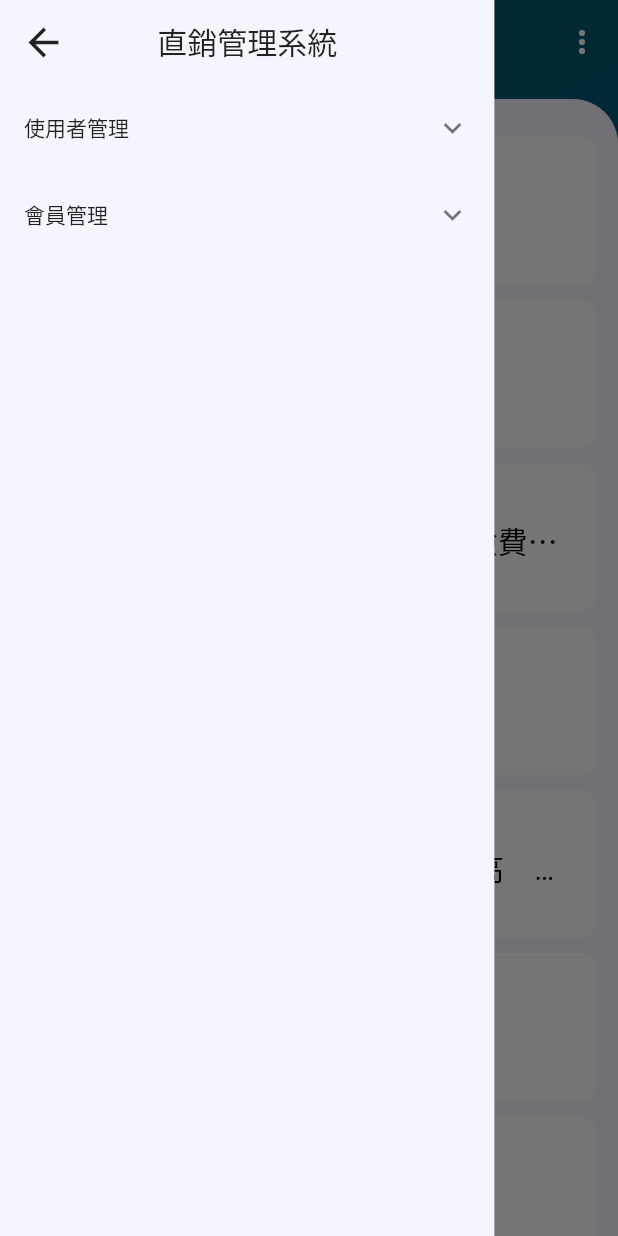
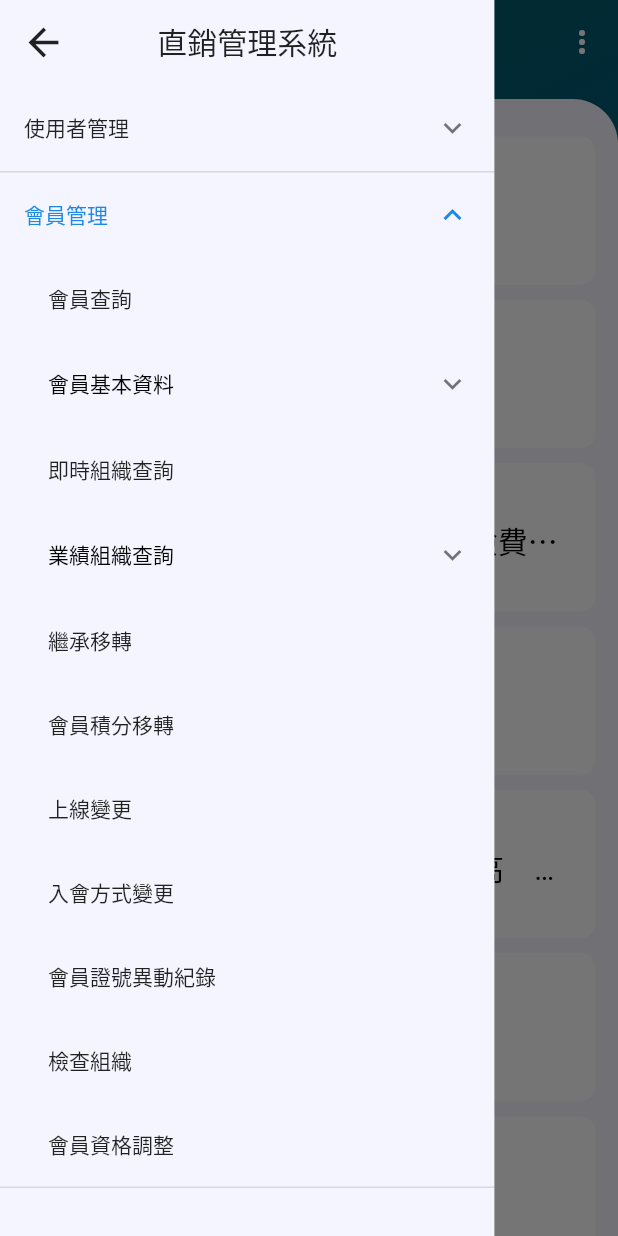
Before and after one commit to kristen00657008/dm00ss, a Flutter app: the DefaultPage screen opened by its route, with the side drawer open, on a phone screen of 412 x 824 dp. Run offline on Flutter 3.47's test engine with Material 2 defaults, Android fonts, the light colour scheme and no system bars; our stand-ins replace auto_size_text, dropdown_button2, equatable, flex_color_scheme, flutter_riverpod, go_router and 1 more; missing offline and left inert: auto_size_text_field; accounts and stored records are empty.

Commit message:
Theme 修改寫法

```diff
--- a/lib/extension/ref_extension.dart
+++ b/lib/extension/ref_extension.dart
@@ -1,5 +1,5 @@
+import 'package:dm00ss/providers/global_provider.dart';
 import 'package:dm00ss/route/router.dart';
-import 'package:dm00ss/ui/default_pages/default_page/default_page.dart';
 import 'package:flutter_riverpod/flutter_riverpod.dart';
 
 extension WidgetRefExtension on WidgetRef {
--- a/lib/ui/default_pages/default_page/default_page.dart
+++ b/lib/ui/default_pages/default_page/default_page.dart
@@ -1,7 +1,7 @@
 import 'package:dm00ss/extension/ref_extension.dart';
+import 'package:dm00ss/providers/global_provider.dart';
 import 'package:dm00ss/route/router.dart';
 import 'package:dm00ss/screen_size.dart';
-import 'package:dm00ss/style/theme_provider.dart';
 import 'package:dm00ss/style/theme_style.dart';
 import 'package:dm00ss/ui/fast_news/fast_news_page.dart';
 import 'package:dm00ss/ui/member/member_query_page/member_query_page.dart';
@@ -14,10 +14,6 @@ import 'package:provider/provider.dart' as pro;
 
 import 'drawer_view.dart';
 
-final pageProvider = StateProvider<PageName>((ref) => PageName.FastNewsPage);
-
-final pageHistoryProvider = StateProvider<List<PageName>>((ref) => [PageName.FastNewsPage]);
-
 class DefaultPage extends StatefulWidget {
   const DefaultPage({super.key});
 
@@ -28,21 +24,20 @@ class DefaultPage extends StatefulWidget {
 class _DefaultPageState extends State<DefaultPage> {
   @override
   Widget build(BuildContext context) {
-    return pro.Consumer<ThemeProvider>(
-        builder: (context, themeProvider, child) {
+    return Consumer(builder: (context, ref, _) {
+      var currentAppTheme = ref.watch(themeProvider);
       SystemChrome.setSystemUIOverlayStyle(SystemUiOverlayStyle(
-        systemNavigationBarColor:
-            context.read<ThemeProvider>().currentAppTheme.scaffoldColor2,
+        systemNavigationBarColor: currentAppTheme.scaffoldColor2,
       ));
       return Container(
         decoration: BoxDecoration(
-          color: themeProvider.currentAppTheme.scaffoldColor1,
+          color: currentAppTheme.scaffoldColor1,
           gradient: LinearGradient(
             begin: Alignment.topLeft,
             end: Alignment.bottomRight,
             colors: [
-              themeProvider.currentAppTheme.scaffoldColor1,
-              themeProvider.currentAppTheme.scaffoldColor2,
+              currentAppTheme.scaffoldColor1,
+              currentAppTheme.scaffoldColor2,
             ],
           ),
         ),
@@ -52,7 +47,7 @@ class _DefaultPageState extends State<DefaultPage> {
               alignment: Alignment.bottomCenter,
               child: Container(
                 height: context.read<ScreenSize>().screenHeight * 0.5,
-                color: themeProvider.currentAppTheme.backgroundColor,
+                color: currentAppTheme.backgroundColor,
               ),
             ),
             Consumer(builder: (context, ref, _) {
@@ -73,10 +68,7 @@ class _DefaultPageState extends State<DefaultPage> {
                     foregroundColor: Colors.white,
                     iconTheme: IconThemeData(color: Colors.white),
                     systemOverlayStyle: SystemUiOverlayStyle(
-                      systemNavigationBarColor: context
-                          .read<ThemeProvider>()
-                          .currentAppTheme
-                          .backgroundColor,
+                      systemNavigationBarColor: currentAppTheme.backgroundColor,
                     ),
                   ),
                   body: getPage(ref.watch(pageProvider)),
@@ -142,27 +134,25 @@ class _DefaultPageState extends State<DefaultPage> {
   }
 
   Widget buildColorGroup() {
-    final themeProvider =
-        pro.Provider.of<ThemeProvider>(context, listen: false);
+    return Consumer(builder: (context, ref, _) {
+      var currentAppTheme = ref.watch(themeProvider);
       return Row(
         mainAxisAlignment: MainAxisAlignment.center,
         children: [
-        pro.Consumer<ThemeProvider>(builder: (context, themeProvider, child) {
-          return Container(
+          Container(
             height: 50,
             width: context.read<ScreenSize>().screenWidth * 0.35,
             padding: const EdgeInsets.symmetric(vertical: 10, horizontal: 20),
-            color: themeProvider.currentAppTheme.secondary,
+            color: currentAppTheme.secondary,
             child: Center(child: Text("整體色系")),
-          );
-        }),
+          ),
           Container(
             height: 50,
             color: Theme.of(context).dividerColor,
             width: context.read<ScreenSize>().screenWidth * 0.35,
             child: DropdownButtonHideUnderline(
               child: DropdownButton2<ThemeStyle>(
-              value: themeProvider.currentAppTheme,
+                value: currentAppTheme,
                 items: themeData.map((ThemeStyle value) {
                   return DropdownMenuItem<ThemeStyle>(
                     value: value,
@@ -173,13 +163,14 @@ class _DefaultPageState extends State<DefaultPage> {
                   );
                 }).toList(),
                 onChanged: (ThemeStyle? value) {
-                themeProvider.setTheme(value ?? themeData.first);
+                  updateTheme(ref, value ?? themeData.first);
                 },
               ),
             ),
           )
         ],
       );
+    });
   }
 
   Widget getPage(PageName pageName) {
--- a/lib/ui/default_pages/default_page/drawer_view.dart
+++ b/lib/ui/default_pages/default_page/drawer_view.dart
@@ -1,8 +1,7 @@
 import 'package:dm00ss/extension/ref_extension.dart';
+import 'package:dm00ss/providers/global_provider.dart';
 import 'package:dm00ss/route/router.dart';
 import 'package:dm00ss/screen_size.dart';
-import 'package:dm00ss/style/theme_provider.dart';
-import 'package:dm00ss/ui/default_pages/default_page/default_page.dart';
 import 'package:flutter/material.dart';
 import 'package:flutter_riverpod/flutter_riverpod.dart';
 import 'package:go_router/go_router.dart';
@@ -22,11 +21,12 @@ class _DrawerViewState extends ConsumerState<DrawerView> {
   @override
   Widget build(BuildContext context) {
     final screenSize = pro.Provider.of<ScreenSize>(context);
-    return pro.Consumer<ThemeProvider>(builder: (context, themeProvider, child) {
+    return Consumer(builder: (context, ref, _) {
+      var currentAppTheme = ref.watch(themeProvider);
       return Container(
         width: screenSize.screenWidth * 0.8,
         decoration: BoxDecoration(
-          color: themeProvider.currentAppTheme.backgroundColor,
+          color: currentAppTheme.backgroundColor,
         ),
         child: SafeArea(
           child: Column(
@@ -37,6 +37,7 @@ class _DrawerViewState extends ConsumerState<DrawerView> {
                   padding: EdgeInsets.zero,
                   children: [
                     ExpansionTile(
+                      initiallyExpanded: false,
                       shape: Border(),
                       title: Text('使用者管理'),
                       children: const [
@@ -55,6 +56,7 @@ class _DrawerViewState extends ConsumerState<DrawerView> {
                       ],
                     ),
                     ExpansionTile(
+                      initiallyExpanded: true,
                       title: Text('會員管理'),
                       children: [
                         CustomListTile(
@@ -135,7 +137,7 @@ class _DrawerViewState extends ConsumerState<DrawerView> {
           InkWell(
             onTap: () {
               context.pop();
-              ref.read(pageProvider.notifier).state = PageName.FastNewsPage;
+              ref.pushPage(PageName.FastNewsPage);
             },
             child: Text(
               "直銷管理系統",
--- a/lib/widget/common_scroll_view.dart
+++ b/lib/widget/common_scroll_view.dart
@@ -1,6 +1,6 @@
-import 'package:dm00ss/style/theme_provider.dart';
+import 'package:dm00ss/providers/global_provider.dart';
 import 'package:flutter/material.dart';
-import 'package:provider/provider.dart';
+import 'package:flutter_riverpod/flutter_riverpod.dart';
 
 class CommonScrollView extends StatelessWidget {
   final ScrollController scrollController;
@@ -15,7 +15,8 @@ class CommonScrollView extends StatelessWidget {
 
   @override
   Widget build(BuildContext context) {
-    return Consumer<ThemeProvider>(builder: (context, themeProvider, _) {
+    return Consumer(builder: (context, ref, _) {
+      var currentAppTheme = ref.watch(themeProvider);
       return NotificationListener<ScrollNotification>(
         onNotification: (notification) {
           if (notification is ScrollUpdateNotification) {
@@ -52,7 +53,7 @@ class CommonScrollView extends StatelessWidget {
               padding: EdgeInsets.only(top: 20),
               margin: EdgeInsets.only(top: 10),
               decoration: BoxDecoration(
-                color: themeProvider.currentAppTheme.backgroundColor,
+                color: currentAppTheme.backgroundColor,
                 borderRadius: BorderRadius.only(
                   topLeft: const Radius.circular(30.0),
                   topRight: const Radius.circular(30.0),
--- a/pubspec.yaml
+++ b/pubspec.yaml
@@ -34,6 +34,11 @@ dependencies:
 
   auto_size_text_field: ^2.2.2
 
+  flutter_form_builder: ^9.1.1
+
+  intl: ^0.18.0
+
+  flutter_localization: ^0.1.14
 dev_dependencies:
   flutter_test:
     sdk: flutter
```
Also changed, not shown: lib/main.dart (+12 -15 lines), lib/providers/global_provider.dart (added, +24 -0 lines), lib/style/theme_provider.dart (+26 -24 lines), lib/test.dart (deleted, +0 -53 lines), lib/ui/default_pages/login_page/login_page.dart (+8 -8 lines), lib/ui/default_pages/login_page/widget/core_widget/background_view.dart (+14 -9 lines), lib/ui/member/member_query_page/custom_widget/custom_dropdown_button.dart (+3 -6 lines), lib/ui/member/member_query_page/member_query_model.dart (+0 -13 lines), lib/ui/member/member_query_page/member_query_page.dart (+9 -14 lines), lib/ui/member/member_query_page/page_widget/main_expansion_widget.dart (+28 -0 lines), lib/ui/member/member_query_page/widget/check_box_group_widget.dart (+5 -5 lines), lib/ui/member/member_query_page/widget/more_button_widget.dart (+5 -5 lines), pubspec.lock, 6 other files. Lines whose indentation alone changed are shown as unchanged.
